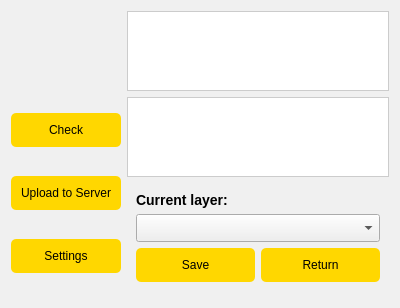
The window that Server_uploader_dialog_base.ui (bramwuytss/QGIS-Plugin) describes before a commit, drawn with Qt 5.
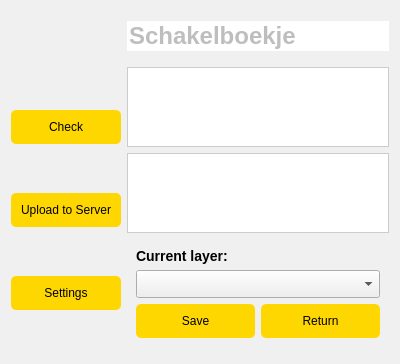
The same window after the commit. Icons and pictures are not drawn.

Diff of the .ui file:
```diff
--- a/Server_uploader_dialog_base.ui
+++ b/Server_uploader_dialog_base.ui
@@ -7,7 +7,7 @@
     <x>0</x>
     <y>0</y>
     <width>400</width>
-    <height>300</height>
+    <height>351</height>
    </rect>
   </property>
   <property name="windowTitle">
@@ -42,9 +42,7 @@
    </string>
   </property>
   <layout class="QGridLayout" name="gridLayout">
-   <item row="0" column="0" rowspan="4">
-    <layout class="QVBoxLayout" name="leftLayout">
-     <item>
+   <item row="0" column="0">
       <widget class="QLabel" name="ImageLabel">
        <property name="minimumSize">
         <size>
@@ -66,6 +64,28 @@
        </property>
       </widget>
      </item>
+   <item row="0" column="1">
+    <widget class="QLineEdit" name="lineEdit">
+     <property name="enabled">
+      <bool>false</bool>
+     </property>
+     <property name="font">
+      <font>
+       <pointsize>18</pointsize>
+       <weight>75</weight>
+       <bold>true</bold>
+      </font>
+     </property>
+     <property name="text">
+      <string>Schakelboekje</string>
+     </property>
+     <property name="frame">
+      <bool>false</bool>
+     </property>
+    </widget>
+   </item>
+   <item row="1" column="0" rowspan="4">
+    <layout class="QVBoxLayout" name="leftLayout">
      <item>
       <widget class="QPushButton" name="Check">
        <property name="text">
@@ -89,21 +109,21 @@
      </item>
     </layout>
    </item>
-   <item row="0" column="1">
-    <widget class="QTextEdit" name="TextBox1">
-     <property name="minimumHeight">
-      <number>100</number>
-     </property>
-    </widget>
-   </item>
    <item row="1" column="1">
-    <widget class="QTextEdit" name="TextBox2">
+    <widget class="QTextEdit" name="TextBox1">
      <property name="minimumHeight">
       <number>100</number>
      </property>
     </widget>
    </item>
    <item row="2" column="1">
+    <widget class="QTextEdit" name="TextBox2">
+     <property name="minimumHeight">
+      <number>100</number>
+     </property>
+    </widget>
+   </item>
+   <item row="3" column="1">
     <widget class="QWidget" name="SettingsBox">
      <layout class="QVBoxLayout" name="settingsLayout">
       <item>
```
Lines whose indentation alone changed are shown as unchanged.
